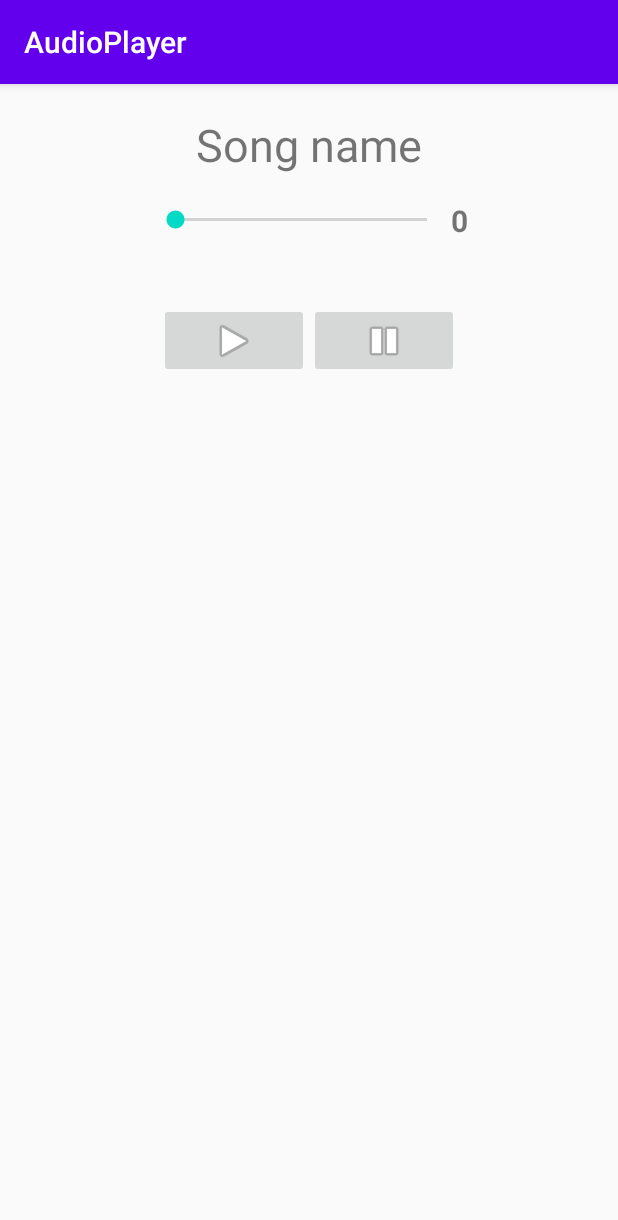
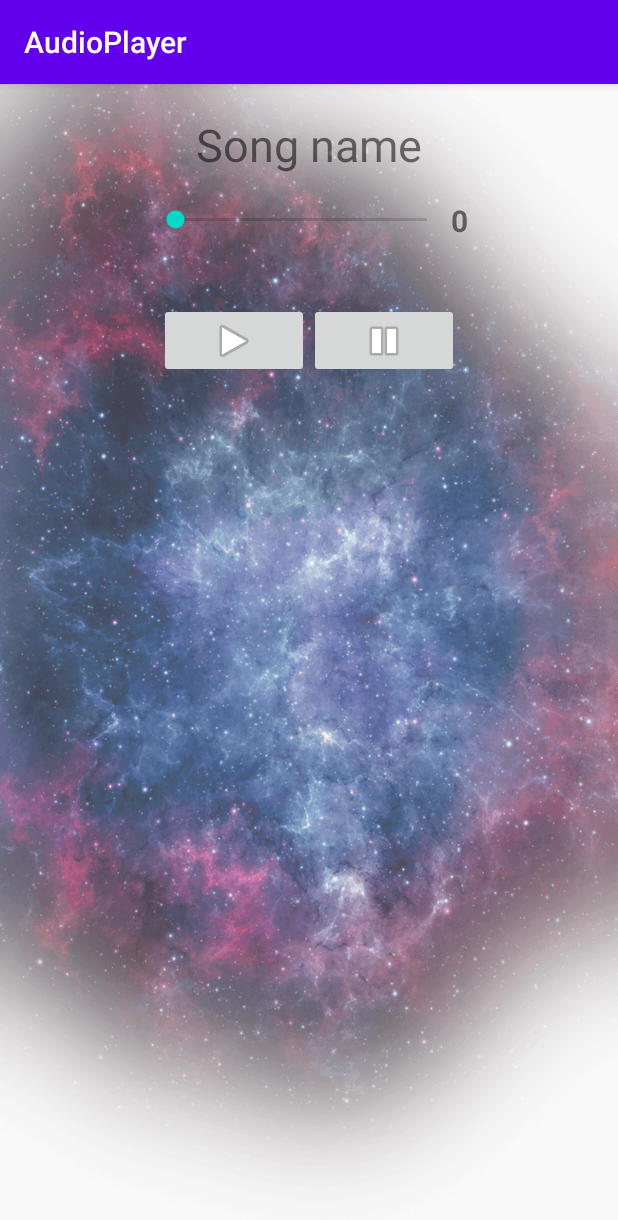
Before and after one commit to Harnet69/AudioPlayerAndroid, an Android app: the screen it shows after launch (MainActivity), on a phone screen of 412 x 824 dp. Shown: the top 1220 px of the screen. Run offline under Robolectric (Android 15) with nearby library versions, the phone set to English and light mode, and no system bars.

Commit message:
Added a background

```diff
--- a/app/src/main/res/layout/activity_main.xml
+++ b/app/src/main/res/layout/activity_main.xml
@@ -5,6 +5,20 @@
     android:layout_width="match_parent"
     android:layout_height="match_parent"
     tools:context=".controller.MainActivity">
+
+    <ImageView
+        android:id="@+id/imageView"
+        android:layout_width="wrap_content"
+        android:layout_height="wrap_content"
+        android:alpha="0.8"
+        android:scaleType="fitXY"
+        app:layout_constraintBottom_toBottomOf="parent"
+        app:layout_constraintEnd_toEndOf="parent"
+        app:layout_constraintHorizontal_bias="1.0"
+        app:layout_constraintStart_toStartOf="parent"
+        app:layout_constraintTop_toTopOf="parent"
+        app:layout_constraintVertical_bias="1.0"
+        app:srcCompat="@drawable/background_img" />
 
     <TextView
         android:id="@+id/songInfoDisplay"
```
Also changed, not shown: app/src/main/res/drawable/background_img.png (added), app/src/main/res/drawable/muteBtn.png (added), app/src/main/res/drawable/unmuteBtn.png (added).
